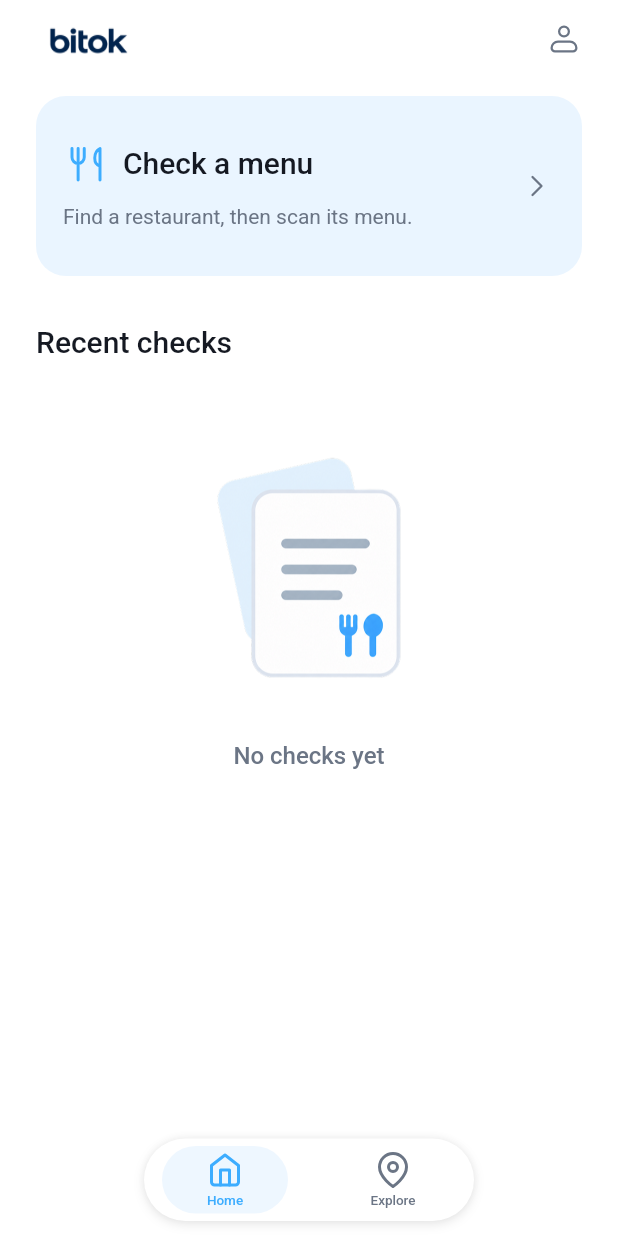
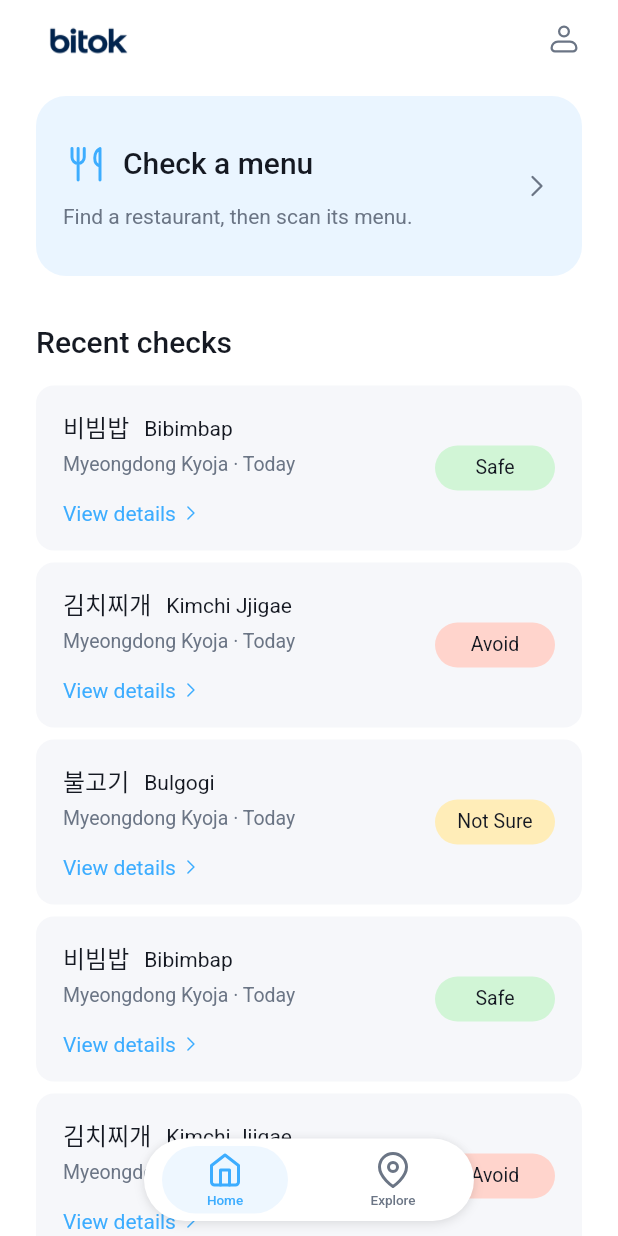
Before and after one commit to TEAM-Bitokki/Bitok-FE, a Flutter app: the HomeScreen screen opened by its route, on a phone screen of 412 x 824 dp. Run offline on Flutter 3.47's test engine with Material 3 defaults, Android fonts, the phone set to English and light mode, and no system bars; our stand-ins replace dio, flutter_riverpod, flutter_svg, go_router, shared_preferences; accounts and stored records are empty; generated files the repository leaves out were written again; Roboto replaces fonts that are missing (Pretendard).

Commit message:
[add/#15] 더미 추가

```diff
--- a/lib/core/router/app_router.dart
+++ b/lib/core/router/app_router.dart
@@ -194,42 +194,42 @@ const List<String> _mockAllergens = [
   'Peanut',
 ];
 const List<RecentCheck> _mockRecentChecks = [
-  // RecentCheck(
-  //   koreanName: '비빔밥',
-  //   englishName: 'Bibimbap',
-  //   subtitle: 'Myeongdong Kyoja · Today',
-  //   status: BitokMenuStatus.safe,
-  // ),
-  // RecentCheck(
-  //   koreanName: '김치찌개',
-  //   englishName: 'Kimchi Jjigae',
-  //   subtitle: 'Myeongdong Kyoja · Today',
-  //   status: BitokMenuStatus.avoid,
-  // ),
-  // RecentCheck(
-  //   koreanName: '불고기',
-  //   englishName: 'Bulgogi',
-  //   subtitle: 'Myeongdong Kyoja · Today',
-  //   status: BitokMenuStatus.notSure,
-  // ),
-  // RecentCheck(
-  //   koreanName: '비빔밥',
-  //   englishName: 'Bibimbap',
-  //   subtitle: 'Myeongdong Kyoja · Today',
-  //   status: BitokMenuStatus.safe,
-  // ),
-  // RecentCheck(
-  //   koreanName: '김치찌개',
-  //   englishName: 'Kimchi Jjigae',
-  //   subtitle: 'Myeongdong Kyoja · Today',
-  //   status: BitokMenuStatus.avoid,
-  // ),
-  // RecentCheck(
-  //   koreanName: '불고기',
-  //   englishName: 'Bulgogi',
-  //   subtitle: 'Myeongdong Kyoja · Today',
-  //   status: BitokMenuStatus.notSure,
-  // ),
+  RecentCheck(
+    koreanName: '비빔밥',
+    englishName: 'Bibimbap',
+    subtitle: 'Myeongdong Kyoja · Today',
+    status: BitokMenuStatus.safe,
+  ),
+  RecentCheck(
+    koreanName: '김치찌개',
+    englishName: 'Kimchi Jjigae',
+    subtitle: 'Myeongdong Kyoja · Today',
+    status: BitokMenuStatus.avoid,
+  ),
+  RecentCheck(
+    koreanName: '불고기',
+    englishName: 'Bulgogi',
+    subtitle: 'Myeongdong Kyoja · Today',
+    status: BitokMenuStatus.notSure,
+  ),
+  RecentCheck(
+    koreanName: '비빔밥',
+    englishName: 'Bibimbap',
+    subtitle: 'Myeongdong Kyoja · Today',
+    status: BitokMenuStatus.safe,
+  ),
+  RecentCheck(
+    koreanName: '김치찌개',
+    englishName: 'Kimchi Jjigae',
+    subtitle: 'Myeongdong Kyoja · Today',
+    status: BitokMenuStatus.avoid,
+  ),
+  RecentCheck(
+    koreanName: '불고기',
+    englishName: 'Bulgogi',
+    subtitle: 'Myeongdong Kyoja · Today',
+    status: BitokMenuStatus.notSure,
+  ),
 ];
 const List<SavedRestaurant> _mockSavedRestaurants = [
   SavedRestaurant(
```
